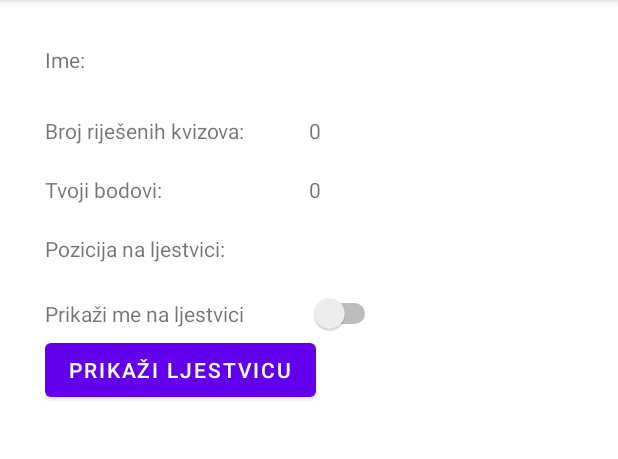
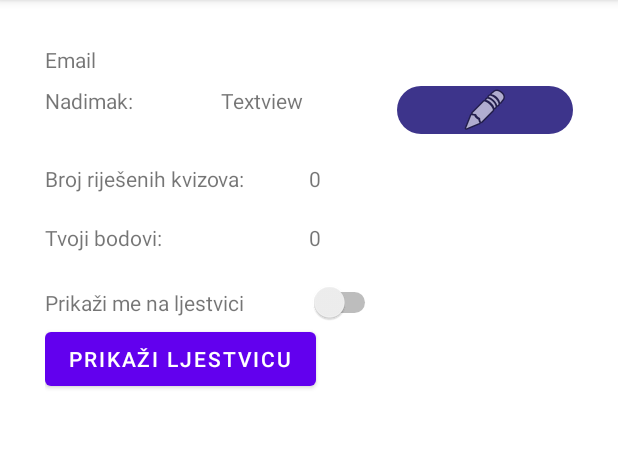
Before and after one commit to Svebor1/Spendiverse, an Android app: the MojProfil screen opened directly, with no data from a screen before it, on a phone screen of 412 x 824 dp, the part 84-543 px from its top. Run offline under Robolectric (Android 15) with nearby library versions, the phone set to English and light mode, and no system bars; our stand-ins replace Firebase (no records; nobody signed in at launch, a user with empty details on screens opened directly).

Commit message:
dodan nadimak korisnika i mogucnost promjene nadimka korisnika na ljestvici

```diff
--- a/app/src/main/java/com/example/spendiverse/MainActivity.java
+++ b/app/src/main/java/com/example/spendiverse/MainActivity.java
@@ -142,6 +142,9 @@ public class MainActivity extends AppCompatActivity {
         HashMap data = new HashMap();
         String email = firebaseUser.getEmail();
         data.put("email", email);
+        Integer pozicijaAt = email.indexOf("@");
+        String nadimak = email.substring(0,pozicijaAt);
+        data.put("nadimak", nadimak);
         data.put("bodovi", 0);
         data.put("prikaz", false);
         db.collection("ljestvica").document(firebaseUser.getUid()).set(data)
--- a/app/src/main/java/com/example/spendiverse/MojProfil.java
+++ b/app/src/main/java/com/example/spendiverse/MojProfil.java
@@ -1,14 +1,19 @@
 package com.example.spendiverse;
 
 import androidx.annotation.NonNull;
+import androidx.appcompat.app.AlertDialog;
 import androidx.appcompat.app.AppCompatActivity;
 
+import android.content.DialogInterface;
 import android.content.Intent;
 import android.os.Bundle;
+import android.text.InputType;
 import android.util.Log;
 import android.view.View;
 import android.widget.Button;
 import android.widget.CompoundButton;
+import android.widget.EditText;
+import android.widget.ImageButton;
 import android.widget.Switch;
 import android.widget.TextView;
 
@@ -33,24 +38,28 @@ import java.util.List;
 
 public class MojProfil extends AppCompatActivity {
     TextView rjeseniKvizovi;
-    TextView ljestvica;
+
     TextView bodovi;
     Integer brojBodova = 0;
     Integer brojRjesenihKvizova;
     Button prikazLjestvice;
     TextView emailKorisnika;
+    TextView nadimakKorisnika;
     List<Rezultat> rezultati;
     Switch prikazNaLjestvici;
+    ImageButton editNadimka;
     String TAG = "MojProfil";
+    private String nadimak;
     @Override
     protected void onCreate(Bundle savedInstanceState) {
         super.onCreate(savedInstanceState);
         setContentView(R.layout.activity_moj_profil);
         rjeseniKvizovi = findViewById(R.id.rjeseni_kvizovi);
-        ljestvica = findViewById(R.id.ljestvica);
         bodovi = findViewById(R.id.bodovi);
         prikazLjestvice = findViewById(R.id.prikaz_ljestvice);
         emailKorisnika = findViewById(R.id.email_korisnika);
+        nadimakKorisnika = findViewById(R.id.nadimak_korisnika);
+        editNadimka = findViewById(R.id.edit_nadimka);
         prikazNaLjestvici = findViewById(R.id.switch1);
         FirebaseUser user = FirebaseAuth.getInstance().getCurrentUser();
         if (user != null) {
@@ -62,7 +71,9 @@ public class MojProfil extends AppCompatActivity {
         FirebaseUser firebaseUser = FirebaseAuth.getInstance().getCurrentUser();
         FirebaseFirestore db = FirebaseFirestore.getInstance();
 
+
         DocumentReference docRef = db.collection("ljestvica").document(firebaseUser.getUid());
+
         docRef.get().addOnCompleteListener(new OnCompleteListener<DocumentSnapshot>() {
             @Override
             public void onComplete(@NonNull Task<DocumentSnapshot> task) {
@@ -70,6 +81,8 @@ public class MojProfil extends AppCompatActivity {
                     DocumentSnapshot document = task.getResult();
                     if (document.exists()) {
                         prikazNaLjestvici.setChecked(document.getData().get("prikaz").equals(true));
+                        nadimak = document.getData().get("nadimak").toString();
+                        nadimakKorisnika.setText(nadimak);
                         Log.d(TAG, "DocumentSnapshot data: " + document.getData());
                     } else {
                         Log.d(TAG, "No such document");
@@ -79,7 +92,15 @@ public class MojProfil extends AppCompatActivity {
                 }
             }
         });
-
+        View.OnClickListener listener2 = new View.OnClickListener() {
+            @Override
+            public void onClick(View v) {
+                promjenaNadimka();
+                nadimakKorisnika.setText(nadimak);
+                db.collection("ljestvica").document(firebaseUser.getUid()).update("nadimak", nadimak);
+            }
+        };
+        editNadimka.setOnClickListener(listener2);
         prikazNaLjestvici.setOnCheckedChangeListener(new CompoundButton.OnCheckedChangeListener() {
             @Override
             public void onCheckedChanged(CompoundButton buttonView, boolean isChecked) {
@@ -108,6 +129,32 @@ public class MojProfil extends AppCompatActivity {
         };
         prikazLjestvice.setOnClickListener(listener);
         procitajRezultate();
+
+    }
+    private void promjenaNadimka() {
+        AlertDialog.Builder builder = new AlertDialog.Builder(this);
+        builder.setTitle("Unesite novi nadimak");
+
+        //postavljanje unosa
+        final EditText input = new EditText(this);
+        //postavljanjje tipa unosa na text
+        input.setInputType(InputType.TYPE_CLASS_TEXT);
+        builder.setView(input);
+        //postavljanje gumba
+        builder.setPositiveButton("potvrdi", new DialogInterface.OnClickListener() {
+            @Override
+            public void onClick(DialogInterface dialog, int which) {
+                nadimak = input.getText().toString();
+            }
+        });
+        builder.setNegativeButton("odustani", new DialogInterface.OnClickListener() {
+            @Override
+            public void onClick(DialogInterface dialog, int which) {
+                dialog.cancel();
+            }
+        });
+
+        builder.show();
 
     }
     private void prikaziLjestvicu() {
--- a/app/src/main/java/com/example/spendiverse/PrikazLjestvice.java
+++ b/app/src/main/java/com/example/spendiverse/PrikazLjestvice.java
@@ -47,8 +47,8 @@ public class PrikazLjestvice extends AppCompatActivity {
                         }
                         rezultatiNatjecatelja = new ArrayList<>();
                         for (QueryDocumentSnapshot doc : value) {
-                            if (doc.get("bodovi") != null && doc.get("email") != null ) {
-                                RezultatNatjecatelja trenutniRezultat = new RezultatNatjecatelja(doc.getString( "email"), doc.getLong( "bodovi").intValue());
+                            if (doc.get("bodovi") != null && doc.get("nadimak") != null ) {
+                                RezultatNatjecatelja trenutniRezultat = new RezultatNatjecatelja(doc.getString( "nadimak"), doc.getLong( "bodovi").intValue());
                                 rezultatiNatjecatelja.add(trenutniRezultat);
 
                             }
--- a/app/src/main/res/layout/activity_moj_profil.xml
+++ b/app/src/main/res/layout/activity_moj_profil.xml
@@ -18,7 +18,7 @@
             android:layout_width="0dp"
             android:layout_height="wrap_content"
             android:layout_weight="1"
-            android:text="Ime:" />
+            android:text="Email" />
 
         <TextView
             android:id="@+id/email_korisnika"
@@ -28,6 +28,36 @@
             android:text="Textview"
             tools:layout_editor_absoluteX="173dp"
             tools:layout_editor_absoluteY="246dp" />
+    </LinearLayout>
+
+    <LinearLayout
+        android:layout_width="match_parent"
+        android:layout_height="wrap_content"
+        android:orientation="horizontal">
+
+        <TextView
+            android:id="@+id/textView20"
+            android:layout_width="0dp"
+            android:layout_height="wrap_content"
+            android:layout_weight="1"
+            android:text="Nadimak:" />
+
+        <TextView
+            android:id="@+id/nadimak_korisnika"
+            android:layout_width="0dp"
+            android:layout_height="27dp"
+            android:layout_weight="1"
+            android:text="Textview"
+            tools:layout_editor_absoluteX="173dp"
+            tools:layout_editor_absoluteY="246dp" />
+
+        <ImageButton
+            android:id="@+id/edit_nadimka"
+            android:layout_width="0dp"
+            android:layout_height="wrap_content"
+            android:background="@drawable/ljubicasta_pozadina"
+            android:layout_weight="1"
+            app:srcCompat="@android:drawable/ic_menu_edit" />
     </LinearLayout>
 
     <LinearLayout
@@ -87,32 +117,6 @@
         android:orientation="horizontal">
 
         <TextView
-            android:id="@+id/textView11"
-            android:layout_width="0dp"
-            android:layout_height="wrap_content"
-            android:layout_weight="1"
-            android:text="Pozicija na ljestvici:"
-            tools:layout_editor_absoluteX="73dp"
-            tools:layout_editor_absoluteY="205dp" />
-
-        <TextView
-            android:id="@+id/ljestvica"
-            android:layout_width="0dp"
-            android:layout_height="wrap_content"
-            android:layout_weight="1"
-            app:layout_constraintEnd_toEndOf="parent"
-            app:layout_constraintStart_toStartOf="parent"
-            app:layout_constraintTop_toBottomOf="@id/rjeseni_kvizovi"></TextView>
-
-    </LinearLayout>
-
-    <LinearLayout
-        android:layout_marginTop="20dp"
-        android:layout_width="match_parent"
-        android:layout_height="wrap_content"
-        android:orientation="horizontal">
-
-        <TextView
             android:id="@+id/textView14"
             android:layout_width="0dp"
             android:layout_height="wrap_content"
```
